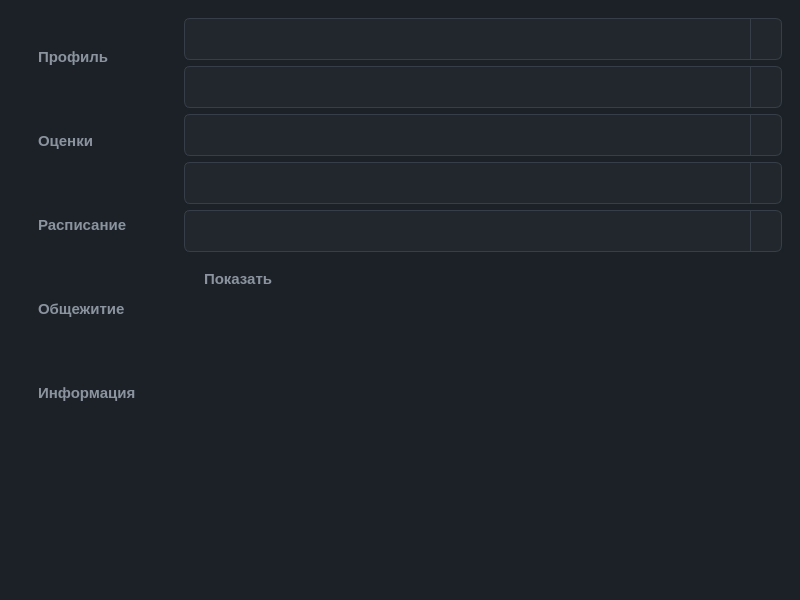
Old version of the form frontend/dashboardwindow.ui in the repository fomzzer/UniApp.
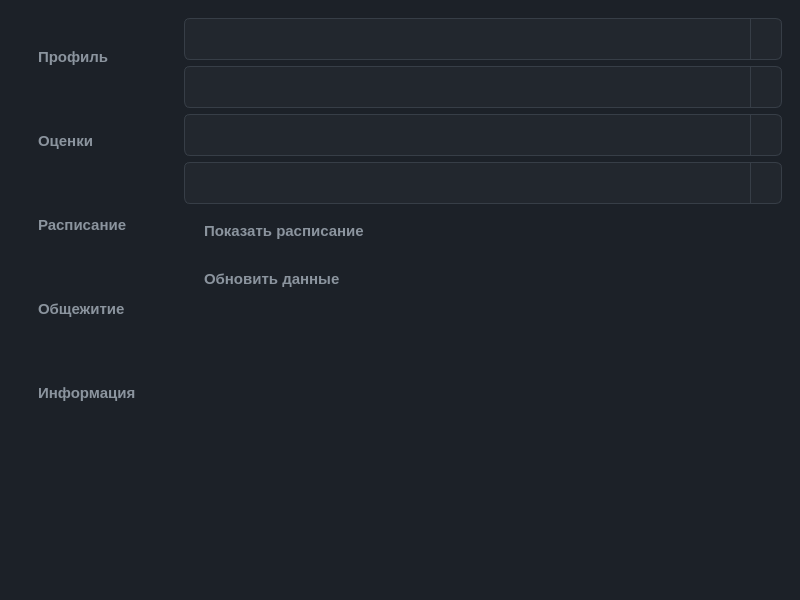
New version of the form. The open tabs and pages were chosen to show the change. Icons and pictures are not drawn.

The edit to the form file:
```diff
--- a/frontend/dashboardwindow.ui
+++ b/frontend/dashboardwindow.ui
@@ -520,16 +520,40 @@
              <widget class="QComboBox" name="combo_faculty"/>
             </item>
             <item>
-             <widget class="QComboBox" name="combo_degree"/>
+             <widget class="QComboBox" name="combo_specialty">
+              <property name="font">
+               <font>
+                <family>Segoe UI</family>
+                <pointsize>-1</pointsize>
+               </font>
+              </property>
+              <property name="currentIndex">
+               <number>-1</number>
+              </property>
+             </widget>
             </item>
             <item>
-             <widget class="QComboBox" name="combo_specialty"/>
+             <widget class="QComboBox" name="combo_course">
+              <property name="font">
+               <font>
+                <family>Segoe UI</family>
+                <pointsize>-1</pointsize>
+               </font>
+              </property>
+             </widget>
             </item>
             <item>
-             <widget class="QComboBox" name="combo_course"/>
-            </item>
-            <item>
-             <widget class="QComboBox" name="combo_stream"/>
+             <widget class="QComboBox" name="combo_stream">
+              <property name="font">
+               <font>
+                <family>Segoe UI</family>
+                <pointsize>-1</pointsize>
+               </font>
+              </property>
+              <property name="currentIndex">
+               <number>-1</number>
+              </property>
+             </widget>
             </item>
             <item>
              <widget class="QPushButton" name="btn_open_schedule">
@@ -537,7 +561,14 @@
                <cursorShape>PointingHandCursor</cursorShape>
               </property>
               <property name="text">
-               <string>Показать</string>
+               <string>Показать расписание</string>
+              </property>
+             </widget>
+            </item>
+            <item>
+             <widget class="QPushButton" name="btn_update_data">
+              <property name="text">
+               <string>Обновить данные</string>
               </property>
              </widget>
             </item>
```
Left out of the diff: 11 changed lines with no effect on the pictures.
